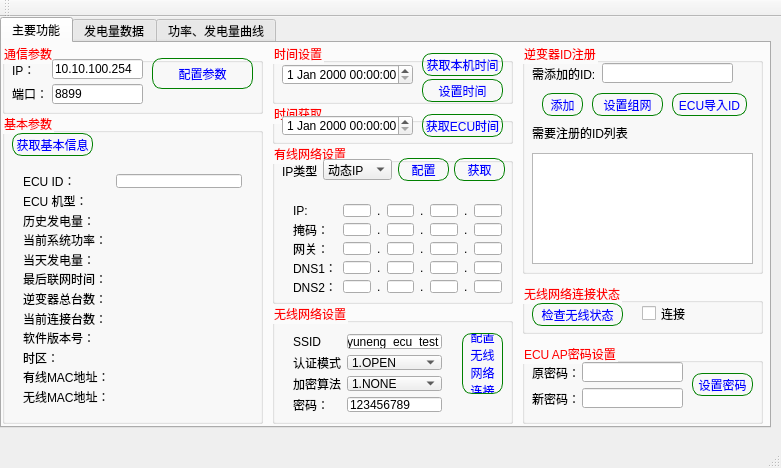
Qt form mainwindow.ui (crawler-john/ECU-R-PC) before a commit.
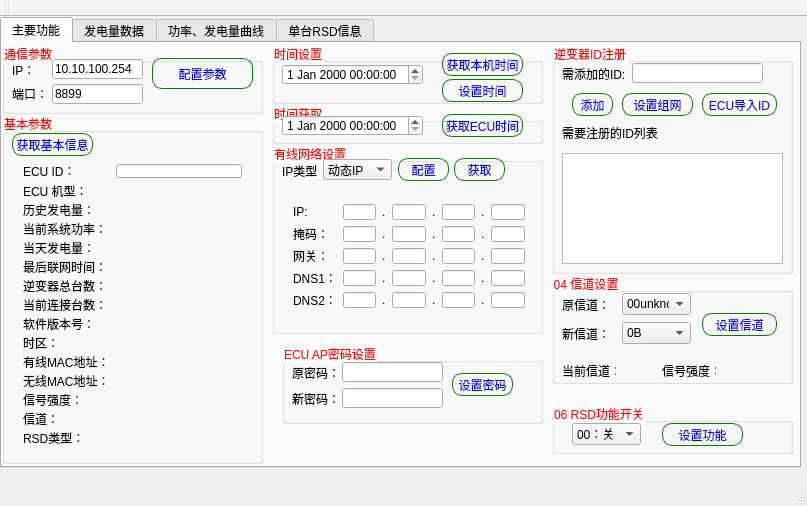
The same form after that commit. Icons and pictures are not drawn.

```diff
--- a/mainwindow.ui
+++ b/mainwindow.ui
@@ -6,8 +6,8 @@
    <rect>
     <x>0</x>
     <y>0</y>
-    <width>781</width>
-    <height>468</height>
+    <width>807</width>
+    <height>506</height>
    </rect>
   </property>
   <property name="windowTitle">
@@ -19,8 +19,8 @@
      <rect>
       <x>0</x>
       <y>0</y>
-      <width>771</width>
-      <height>411</height>
+      <width>801</width>
+      <height>451</height>
      </rect>
     </property>
     <property name="styleSheet">
@@ -188,7 +188,7 @@
         <x>0</x>
         <y>70</y>
         <width>261</width>
-        <height>311</height>
+        <height>351</height>
        </rect>
       </property>
       <property name="title">
@@ -211,9 +211,9 @@
        <property name="geometry">
         <rect>
          <x>10</x>
-         <y>50</y>
+         <y>40</y>
          <width>241</width>
-         <height>251</height>
+         <height>302</height>
         </rect>
        </property>
        <layout class="QGridLayout" name="gridLayout">
@@ -385,6 +385,48 @@
           </property>
          </widget>
         </item>
+        <item row="12" column="0">
+         <widget class="QLabel" name="label_31">
+          <property name="text">
+           <string>信号强度：</string>
+          </property>
+         </widget>
+        </item>
+        <item row="12" column="1">
+         <widget class="QLabel" name="label_level">
+          <property name="text">
+           <string/>
+          </property>
+         </widget>
+        </item>
+        <item row="13" column="0">
+         <widget class="QLabel" name="label_32">
+          <property name="text">
+           <string>信道：</string>
+          </property>
+         </widget>
+        </item>
+        <item row="13" column="1">
+         <widget class="QLabel" name="label_channel">
+          <property name="text">
+           <string/>
+          </property>
+         </widget>
+        </item>
+        <item row="14" column="0">
+         <widget class="QLabel" name="label_33">
+          <property name="text">
+           <string>RSD类型：</string>
+          </property>
+         </widget>
+        </item>
+        <item row="14" column="1">
+         <widget class="QLabel" name="label_rsdType">
+          <property name="text">
+           <string/>
+          </property>
+         </widget>
+        </item>
        </layout>
       </widget>
      </widget>
@@ -393,7 +435,7 @@
        <rect>
         <x>270</x>
         <y>0</y>
-        <width>241</width>
+        <width>271</width>
         <height>61</height>
        </rect>
       </property>
@@ -403,7 +445,7 @@
       <widget class="QPushButton" name="btn_getTime">
        <property name="geometry">
         <rect>
-         <x>150</x>
+         <x>170</x>
          <y>10</y>
          <width>81</width>
          <height>23</height>
@@ -416,7 +458,7 @@
       <widget class="QPushButton" name="btn_setTime">
        <property name="geometry">
         <rect>
-         <x>150</x>
+         <x>170</x>
          <y>36</y>
          <width>81</width>
          <height>23</height>
@@ -431,7 +473,7 @@
         <rect>
          <x>10</x>
          <y>21</y>
-         <width>131</width>
+         <width>141</width>
          <height>21</height>
         </rect>
        </property>
@@ -442,8 +484,8 @@
        <rect>
         <x>270</x>
         <y>100</y>
-        <width>241</width>
-        <height>161</height>
+        <width>271</width>
+        <height>191</height>
        </rect>
       </property>
       <property name="title">
@@ -500,8 +542,8 @@
         <rect>
          <x>10</x>
          <y>50</y>
-         <width>231</width>
-         <height>111</height>
+         <width>254</width>
+         <height>126</height>
         </rect>
        </property>
        <layout class="QGridLayout" name="gridLayout_2">
@@ -721,185 +763,10 @@
        </property>
       </widget>
      </widget>
-     <widget class="QGroupBox" name="groupBox_5">
-      <property name="geometry">
-       <rect>
-        <x>270</x>
-        <y>260</y>
-        <width>241</width>
-        <height>121</height>
-       </rect>
-      </property>
-      <property name="title">
-       <string>无线网络设置</string>
-      </property>
-      <widget class="QWidget" name="gridLayoutWidget_3">
-       <property name="geometry">
-        <rect>
-         <x>10</x>
-         <y>20</y>
-         <width>171</width>
-         <height>100</height>
-        </rect>
-       </property>
-       <layout class="QGridLayout" name="gridLayout_3">
-        <item row="0" column="0">
-         <widget class="QLabel" name="label_13">
-          <property name="text">
-           <string>SSID</string>
-          </property>
-         </widget>
-        </item>
-        <item row="3" column="0">
-         <widget class="QLabel" name="label_14">
-          <property name="text">
-           <string>密码：</string>
-          </property>
-         </widget>
-        </item>
-        <item row="0" column="1">
-         <widget class="QLineEdit" name="lineEdit_SSID">
-          <property name="text">
-           <string>yuneng_ecu_test</string>
-          </property>
-         </widget>
-        </item>
-        <item row="3" column="1">
-         <widget class="QLineEdit" name="lineEdit_Passwd">
-          <property name="text">
-           <string>123456789</string>
-          </property>
-         </widget>
-        </item>
-        <item row="1" column="0">
-         <widget class="QLabel" name="label_46">
-          <property name="text">
-           <string>认证模式</string>
-          </property>
-         </widget>
-        </item>
-        <item row="2" column="0">
-         <widget class="QLabel" name="label_47">
-          <property name="text">
-           <string>加密算法</string>
-          </property>
-         </widget>
-        </item>
-        <item row="1" column="1">
-         <widget class="QComboBox" name="comboBox_Auth">
-          <item>
-           <property name="text">
-            <string>1.OPEN</string>
-           </property>
-          </item>
-          <item>
-           <property name="text">
-            <string>2.SHARED</string>
-           </property>
-          </item>
-          <item>
-           <property name="text">
-            <string>3.WPAPSK</string>
-           </property>
-          </item>
-          <item>
-           <property name="text">
-            <string>4.WPA2PSK</string>
-           </property>
-          </item>
-         </widget>
-        </item>
-        <item row="2" column="1">
-         <widget class="QComboBox" name="comboBox_Encry">
-          <item>
-           <property name="text">
-            <string>1.NONE</string>
-           </property>
-          </item>
-          <item>
-           <property name="text">
-            <string>2.WEP-H</string>
-           </property>
-          </item>
-          <item>
-           <property name="text">
-            <string>3.WEP-A</string>
-           </property>
-          </item>
-          <item>
-           <property name="text">
-            <string>4.TKIP</string>
-           </property>
-          </item>
-          <item>
-           <property name="text">
-            <string>5.AES</string>
-           </property>
-          </item>
-         </widget>
-        </item>
-       </layout>
-      </widget>
-      <widget class="QPushButton" name="btn_configWIFI">
-       <property name="geometry">
-        <rect>
-         <x>190</x>
-         <y>30</y>
-         <width>41</width>
-         <height>61</height>
-        </rect>
-       </property>
-       <property name="text">
-        <string>配置
-无线
-网络
-连接</string>
-       </property>
-      </widget>
-     </widget>
-     <widget class="QGroupBox" name="groupBox_6">
-      <property name="geometry">
-       <rect>
-        <x>520</x>
-        <y>240</y>
-        <width>241</width>
-        <height>51</height>
-       </rect>
-      </property>
-      <property name="title">
-       <string>无线网络连接状态</string>
-      </property>
-      <widget class="QPushButton" name="btn_checkWifiStatus">
-       <property name="geometry">
-        <rect>
-         <x>10</x>
-         <y>20</y>
-         <width>91</width>
-         <height>23</height>
-        </rect>
-       </property>
-       <property name="text">
-        <string>检查无线状态</string>
-       </property>
-      </widget>
-      <widget class="QCheckBox" name="checkBox">
-       <property name="geometry">
-        <rect>
-         <x>120</x>
-         <y>20</y>
-         <width>91</width>
-         <height>21</height>
-        </rect>
-       </property>
-       <property name="text">
-        <string>连接</string>
-       </property>
-      </widget>
-     </widget>
      <widget class="QGroupBox" name="groupBox_7">
       <property name="geometry">
        <rect>
-        <x>520</x>
+        <x>550</x>
         <y>0</y>
         <width>241</width>
         <height>231</height>
@@ -1003,9 +870,9 @@
      <widget class="QGroupBox" name="groupBox_8">
       <property name="geometry">
        <rect>
-        <x>520</x>
+        <x>280</x>
         <y>300</y>
-        <width>241</width>
+        <width>261</width>
         <height>81</height>
        </rect>
       </property>
@@ -1077,7 +944,7 @@
        <rect>
         <x>270</x>
         <y>60</y>
-        <width>241</width>
+        <width>271</width>
         <height>41</height>
        </rect>
       </property>
@@ -1087,7 +954,7 @@
       <widget class="QPushButton" name="btn_getTime_ECU">
        <property name="geometry">
         <rect>
-         <x>150</x>
+         <x>170</x>
          <y>11</y>
          <width>81</width>
          <height>23</height>
@@ -1102,12 +969,347 @@
         <rect>
          <x>10</x>
          <y>12</y>
-         <width>131</width>
+         <width>141</width>
          <height>21</height>
         </rect>
        </property>
       </widget>
      </widget>
+     <widget class="QGroupBox" name="groupBox_5">
+      <property name="geometry">
+       <rect>
+        <x>550</x>
+        <y>230</y>
+        <width>241</width>
+        <height>111</height>
+       </rect>
+      </property>
+      <property name="title">
+       <string>04 信道设置</string>
+      </property>
+      <widget class="QComboBox" name="comboBox_SetChannel">
+       <property name="geometry">
+        <rect>
+         <x>70</x>
+         <y>49</y>
+         <width>69</width>
+         <height>22</height>
+        </rect>
+       </property>
+       <item>
+        <property name="text">
+         <string>0B</string>
+        </property>
+       </item>
+       <item>
+        <property name="text">
+         <string>0C</string>
+        </property>
+       </item>
+       <item>
+        <property name="text">
+         <string>0D</string>
+        </property>
+       </item>
+       <item>
+        <property name="text">
+         <string>0E</string>
+        </property>
+       </item>
+       <item>
+        <property name="text">
+         <string>0F</string>
+        </property>
+       </item>
+       <item>
+        <property name="text">
+         <string>10</string>
+        </property>
+       </item>
+       <item>
+        <property name="text">
+         <string>11</string>
+        </property>
+       </item>
+       <item>
+        <property name="text">
+         <string>12</string>
+        </property>
+       </item>
+       <item>
+        <property name="text">
+         <string>13</string>
+        </property>
+       </item>
+       <item>
+        <property name="text">
+         <string>14</string>
+        </property>
+       </item>
+       <item>
+        <property name="text">
+         <string>15</string>
+        </property>
+       </item>
+       <item>
+        <property name="text">
+         <string>16</string>
+        </property>
+       </item>
+       <item>
+        <property name="text">
+         <string>17</string>
+        </property>
+       </item>
+       <item>
+        <property name="text">
+         <string>18</string>
+        </property>
+       </item>
+       <item>
+        <property name="text">
+         <string>19</string>
+        </property>
+       </item>
+       <item>
+        <property name="text">
+         <string>1A</string>
+        </property>
+       </item>
+      </widget>
+      <widget class="QLabel" name="label_9">
+       <property name="geometry">
+        <rect>
+         <x>10</x>
+         <y>50</y>
+         <width>54</width>
+         <height>21</height>
+        </rect>
+       </property>
+       <property name="text">
+        <string>新信道：</string>
+       </property>
+      </widget>
+      <widget class="QPushButton" name="btn_SetChannel">
+       <property name="geometry">
+        <rect>
+         <x>150</x>
+         <y>40</y>
+         <width>75</width>
+         <height>23</height>
+        </rect>
+       </property>
+       <property name="text">
+        <string>设置信道</string>
+       </property>
+      </widget>
+      <widget class="QLabel" name="label_10">
+       <property name="geometry">
+        <rect>
+         <x>10</x>
+         <y>87</y>
+         <width>54</width>
+         <height>21</height>
+        </rect>
+       </property>
+       <property name="text">
+        <string>当前信道：</string>
+       </property>
+      </widget>
+      <widget class="QLabel" name="label_11">
+       <property name="geometry">
+        <rect>
+         <x>110</x>
+         <y>87</y>
+         <width>54</width>
+         <height>21</height>
+        </rect>
+       </property>
+       <property name="text">
+        <string>信号强度：</string>
+       </property>
+      </widget>
+      <widget class="QLabel" name="label_CurrentChannel">
+       <property name="geometry">
+        <rect>
+         <x>70</x>
+         <y>87</y>
+         <width>31</width>
+         <height>21</height>
+        </rect>
+       </property>
+       <property name="text">
+        <string/>
+       </property>
+      </widget>
+      <widget class="QLabel" name="label_Stren">
+       <property name="geometry">
+        <rect>
+         <x>180</x>
+         <y>87</y>
+         <width>41</width>
+         <height>21</height>
+        </rect>
+       </property>
+       <property name="text">
+        <string/>
+       </property>
+      </widget>
+      <widget class="QLabel" name="label_22">
+       <property name="geometry">
+        <rect>
+         <x>10</x>
+         <y>21</y>
+         <width>54</width>
+         <height>21</height>
+        </rect>
+       </property>
+       <property name="text">
+        <string>原信道：</string>
+       </property>
+      </widget>
+      <widget class="QComboBox" name="comboBox_OldChannel">
+       <property name="geometry">
+        <rect>
+         <x>70</x>
+         <y>20</y>
+         <width>69</width>
+         <height>22</height>
+        </rect>
+       </property>
+       <item>
+        <property name="text">
+         <string>00unknown</string>
+        </property>
+       </item>
+       <item>
+        <property name="text">
+         <string>0B</string>
+        </property>
+       </item>
+       <item>
+        <property name="text">
+         <string>0C</string>
+        </property>
+       </item>
+       <item>
+        <property name="text">
+         <string>0D</string>
+        </property>
+       </item>
+       <item>
+        <property name="text">
+         <string>0E</string>
+        </property>
+       </item>
+       <item>
+        <property name="text">
+         <string>0F</string>
+        </property>
+       </item>
+       <item>
+        <property name="text">
+         <string>10</string>
+        </property>
+       </item>
+       <item>
+        <property name="text">
+         <string>11</string>
+        </property>
+       </item>
+       <item>
+        <property name="text">
+         <string>12</string>
+        </property>
+       </item>
+       <item>
+        <property name="text">
+         <string>13</string>
+        </property>
+       </item>
+       <item>
+        <property name="text">
+         <string>14</string>
+        </property>
+       </item>
+       <item>
+        <property name="text">
+         <string>15</string>
+        </property>
+       </item>
+       <item>
+        <property name="text">
+         <string>16</string>
+        </property>
+       </item>
+       <item>
+        <property name="text">
+         <string>17</string>
+        </property>
+       </item>
+       <item>
+        <property name="text">
+         <string>18</string>
+        </property>
+       </item>
+       <item>
+        <property name="text">
+         <string>19</string>
+        </property>
+       </item>
+       <item>
+        <property name="text">
+         <string>1A</string>
+        </property>
+       </item>
+      </widget>
+     </widget>
+     <widget class="QGroupBox" name="groupBox_27">
+      <property name="geometry">
+       <rect>
+        <x>550</x>
+        <y>360</y>
+        <width>241</width>
+        <height>51</height>
+       </rect>
+      </property>
+      <property name="title">
+       <string>06 RSD功能开关</string>
+      </property>
+      <widget class="QPushButton" name="btn_setFunction">
+       <property name="geometry">
+        <rect>
+         <x>110</x>
+         <y>20</y>
+         <width>81</width>
+         <height>23</height>
+        </rect>
+       </property>
+       <property name="text">
+        <string>设置功能</string>
+       </property>
+      </widget>
+      <widget class="QComboBox" name="comboBox_SetFunction">
+       <property name="geometry">
+        <rect>
+         <x>20</x>
+         <y>20</y>
+         <width>69</width>
+         <height>22</height>
+        </rect>
+       </property>
+       <item>
+        <property name="text">
+         <string>00：关</string>
+        </property>
+       </item>
+       <item>
+        <property name="text">
+         <string>01：开</string>
+        </property>
+       </item>
+      </widget>
+     </widget>
     </widget>
     <widget class="QWidget" name="Tab_2">
      <attribute name="title">
@@ -1615,6 +1817,141 @@
       </widget>
      </widget>
     </widget>
+    <widget class="QWidget" name="tab_3">
+     <attribute name="title">
+      <string>单台RSD信息</string>
+     </attribute>
+     <widget class="QGroupBox" name="groupBox_6">
+      <property name="geometry">
+       <rect>
+        <x>0</x>
+        <y>0</y>
+        <width>781</width>
+        <height>411</height>
+       </rect>
+      </property>
+      <property name="title">
+       <string>17 单台相关曲线</string>
+      </property>
+      <widget class="QComboBox" name="comboBox_UID">
+       <property name="geometry">
+        <rect>
+         <x>90</x>
+         <y>20</y>
+         <width>191</width>
+         <height>21</height>
+        </rect>
+       </property>
+      </widget>
+      <widget class="QLabel" name="label_73">
+       <property name="geometry">
+        <rect>
+         <x>10</x>
+         <y>22</y>
+         <width>71</width>
+         <height>16</height>
+        </rect>
+       </property>
+       <property name="text">
+        <string>需要获取的ID号</string>
+       </property>
+      </widget>
+      <widget class="QLabel" name="label_74">
+       <property name="geometry">
+        <rect>
+         <x>294</x>
+         <y>19</y>
+         <width>31</width>
+         <height>21</height>
+        </rect>
+       </property>
+       <property name="text">
+        <string>时间：</string>
+       </property>
+      </widget>
+      <widget class="QDateEdit" name="dateEdit_2">
+       <property name="geometry">
+        <rect>
+         <x>330</x>
+         <y>20</y>
+         <width>151</width>
+         <height>21</height>
+        </rect>
+       </property>
+      </widget>
+      <widget class="QTableWidget" name="tableWidget_Info">
+       <property name="geometry">
+        <rect>
+         <x>10</x>
+         <y>50</y>
+         <width>731</width>
+         <height>361</height>
+        </rect>
+       </property>
+       <column>
+        <property name="text">
+         <string>时间点</string>
+        </property>
+       </column>
+       <column>
+        <property name="text">
+         <string>PV1电压</string>
+        </property>
+       </column>
+       <column>
+        <property name="text">
+         <string>PV1电流</string>
+        </property>
+       </column>
+       <column>
+        <property name="text">
+         <string>PV1功率</string>
+        </property>
+       </column>
+       <column>
+        <property name="text">
+         <string>PV2电压</string>
+        </property>
+       </column>
+       <column>
+        <property name="text">
+         <string>PV2电流</string>
+        </property>
+       </column>
+       <column>
+        <property name="text">
+         <string>PV2功率</string>
+        </property>
+       </column>
+      </widget>
+      <widget class="QPushButton" name="btn_getInfo">
+       <property name="geometry">
+        <rect>
+         <x>630</x>
+         <y>20</y>
+         <width>91</width>
+         <height>21</height>
+        </rect>
+       </property>
+       <property name="text">
+        <string>获取单台曲线</string>
+       </property>
+      </widget>
+      <widget class="QPushButton" name="btn_getDate_2">
+       <property name="geometry">
+        <rect>
+         <x>510</x>
+         <y>20</y>
+         <width>91</width>
+         <height>23</height>
+        </rect>
+       </property>
+       <property name="text">
+        <string>获取当前日期</string>
+       </property>
+      </widget>
+     </widget>
+    </widget>
    </widget>
   </widget>
   <widget class="QMenuBar" name="menuBar">
```
Left out of the diff: 39 changed lines with no effect on the pictures.
